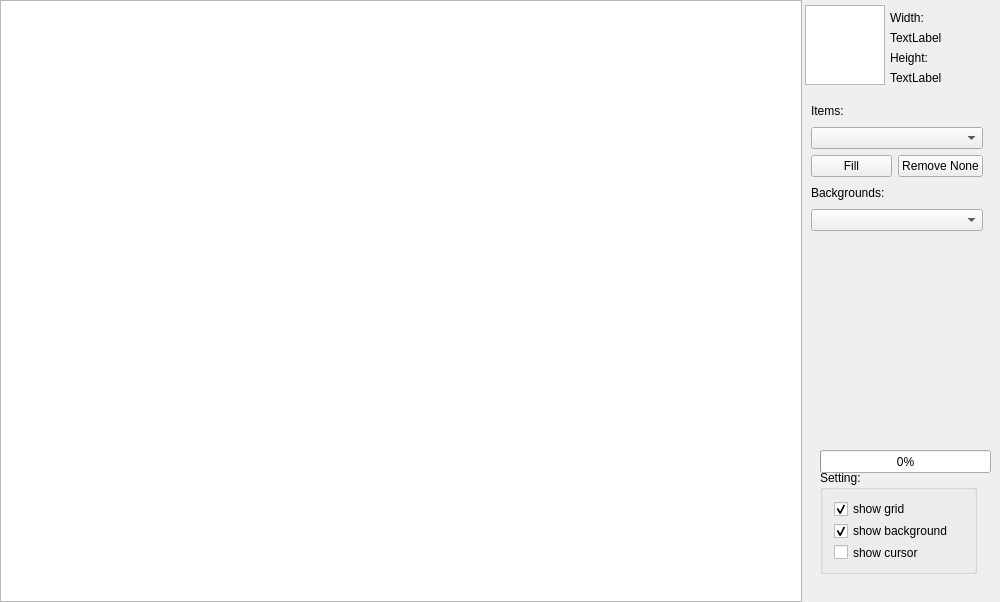
First picture: the form in mainwindow.ui, repository Vazzi/Stalker-Editor, before the edit.
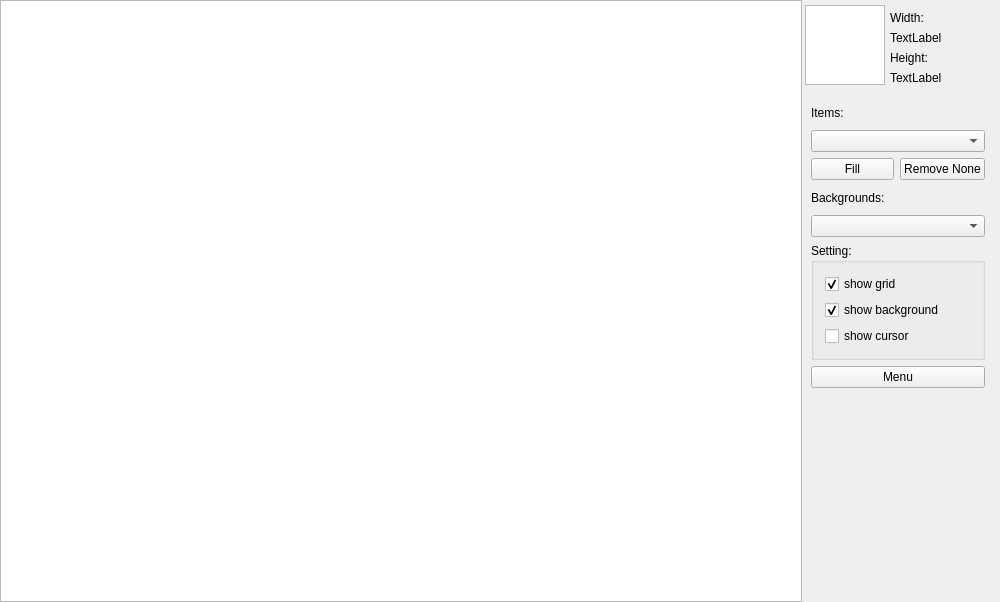
Second picture: the form after the edit.

Diff of the .ui file:
```diff
--- a/mainwindow.ui
+++ b/mainwindow.ui
@@ -89,119 +89,6 @@
      </rectf>
     </property>
    </widget>
-   <widget class="QProgressBar" name="progressBar">
-    <property name="geometry">
-     <rect>
-      <x>820</x>
-      <y>450</y>
-      <width>171</width>
-      <height>23</height>
-     </rect>
-    </property>
-    <property name="value">
-     <number>0</number>
-    </property>
-   </widget>
-   <widget class="QGroupBox" name="groupBox">
-    <property name="geometry">
-     <rect>
-      <x>820</x>
-      <y>470</y>
-      <width>157</width>
-      <height>104</height>
-     </rect>
-    </property>
-    <property name="title">
-     <string>Setting:</string>
-    </property>
-    <layout class="QVBoxLayout" name="verticalLayout_2">
-     <item>
-      <widget class="QCheckBox" name="GridOnOff">
-       <property name="text">
-        <string>show grid</string>
-       </property>
-       <property name="checked">
-        <bool>true</bool>
-       </property>
-      </widget>
-     </item>
-     <item>
-      <widget class="QCheckBox" name="backgroundOnOff">
-       <property name="text">
-        <string>show background</string>
-       </property>
-       <property name="checked">
-        <bool>true</bool>
-       </property>
-      </widget>
-     </item>
-     <item>
-      <widget class="QCheckBox" name="cursorOnOff">
-       <property name="text">
-        <string>show cursor</string>
-       </property>
-      </widget>
-     </item>
-    </layout>
-   </widget>
-   <widget class="QWidget" name="layoutWidget">
-    <property name="geometry">
-     <rect>
-      <x>800</x>
-      <y>90</y>
-      <width>194</width>
-      <height>152</height>
-     </rect>
-    </property>
-    <layout class="QVBoxLayout" name="verticalLayout_4">
-     <item>
-      <layout class="QVBoxLayout" name="verticalLayout">
-       <item>
-        <widget class="QLabel" name="label">
-         <property name="text">
-          <string>Items:</string>
-         </property>
-        </widget>
-       </item>
-       <item>
-        <widget class="QComboBox" name="comboBox"/>
-       </item>
-      </layout>
-     </item>
-     <item>
-      <layout class="QHBoxLayout" name="horizontalLayout">
-       <item>
-        <widget class="QPushButton" name="pushButtonFill">
-         <property name="text">
-          <string>Fill</string>
-         </property>
-        </widget>
-       </item>
-       <item>
-        <widget class="QPushButton" name="pushButtonRemoveNone">
-         <property name="text">
-          <string>Remove None</string>
-         </property>
-        </widget>
-       </item>
-      </layout>
-     </item>
-     <item>
-      <layout class="QVBoxLayout" name="verticalLayout_3">
-       <item>
-        <widget class="QLabel" name="label_2">
-         <property name="text">
-          <string>Backgrounds:</string>
-         </property>
-        </widget>
-       </item>
-       <item>
-        <widget class="QComboBox" name="comboBox_2"/>
-       </item>
-      </layout>
-     </item>
-    </layout>
-   </widget>
    <widget class="QGraphicsView" name="graphicsView_2">
     <property name="geometry">
      <rect>
@@ -279,6 +166,115 @@
      <string>TextLabel</string>
     </property>
    </widget>
+   <widget class="QWidget" name="">
+    <property name="geometry">
+     <rect>
+      <x>800</x>
+      <y>90</y>
+      <width>196</width>
+      <height>309</height>
+     </rect>
+    </property>
+    <layout class="QVBoxLayout" name="verticalLayout_6">
+     <item>
+      <layout class="QVBoxLayout" name="verticalLayout_4">
+       <item>
+        <layout class="QVBoxLayout" name="verticalLayout">
+         <item>
+          <widget class="QLabel" name="label">
+           <property name="text">
+            <string>Items:</string>
+           </property>
+          </widget>
+         </item>
+         <item>
+          <widget class="QComboBox" name="comboBox"/>
+         </item>
+        </layout>
+       </item>
+       <item>
+        <layout class="QHBoxLayout" name="horizontalLayout">
+         <item>
+          <widget class="QPushButton" name="pushButtonFill">
+           <property name="text">
+            <string>Fill</string>
+           </property>
+          </widget>
+         </item>
+         <item>
+          <widget class="QPushButton" name="pushButtonRemoveNone">
+           <property name="text">
+            <string>Remove None</string>
+           </property>
+          </widget>
+         </item>
+        </layout>
+       </item>
+       <item>
+        <layout class="QVBoxLayout" name="verticalLayout_3">
+         <item>
+          <widget class="QLabel" name="label_2">
+           <property name="text">
+            <string>Backgrounds:</string>
+           </property>
+          </widget>
+         </item>
+         <item>
+          <widget class="QComboBox" name="comboBox_2"/>
+         </item>
+        </layout>
+       </item>
+      </layout>
+     </item>
+     <item>
+      <layout class="QVBoxLayout" name="verticalLayout_5">
+       <item>
+        <widget class="QGroupBox" name="groupBox">
+         <property name="title">
+          <string>Setting:</string>
+         </property>
+         <layout class="QVBoxLayout" name="verticalLayout_2">
+          <item>
+           <widget class="QCheckBox" name="GridOnOff">
+            <property name="text">
+             <string>show grid</string>
+            </property>
+            <property name="checked">
+             <bool>true</bool>
+            </property>
+           </widget>
+          </item>
+          <item>
+           <widget class="QCheckBox" name="backgroundOnOff">
+            <property name="text">
+             <string>show background</string>
+            </property>
+            <property name="checked">
+             <bool>true</bool>
+            </property>
+           </widget>
+          </item>
+          <item>
+           <widget class="QCheckBox" name="cursorOnOff">
+            <property name="text">
+             <string>show cursor</string>
+            </property>
+           </widget>
+          </item>
+         </layout>
+        </widget>
+       </item>
+       <item>
+        <widget class="QPushButton" name="pushButton">
+         <property name="text">
+          <string>Menu</string>
+         </property>
+        </widget>
+       </item>
+      </layout>
+     </item>
+    </layout>
+   </widget>
   </widget>
  </widget>
  <layoutdefault spacing="6" margin="11"/>
```
